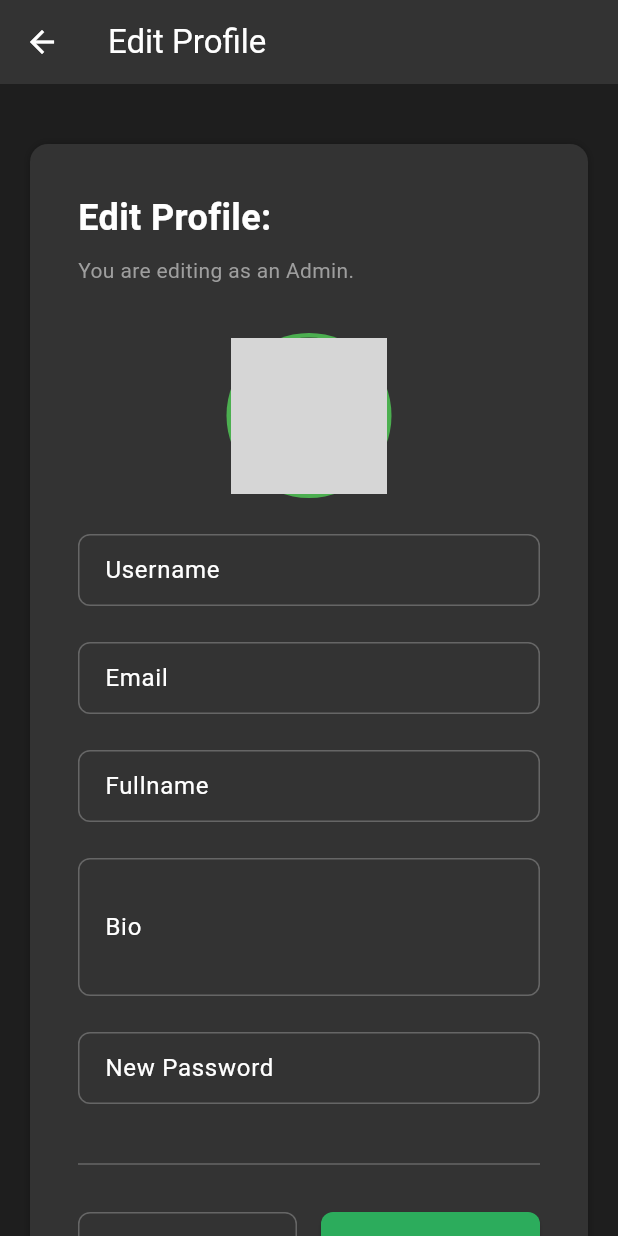
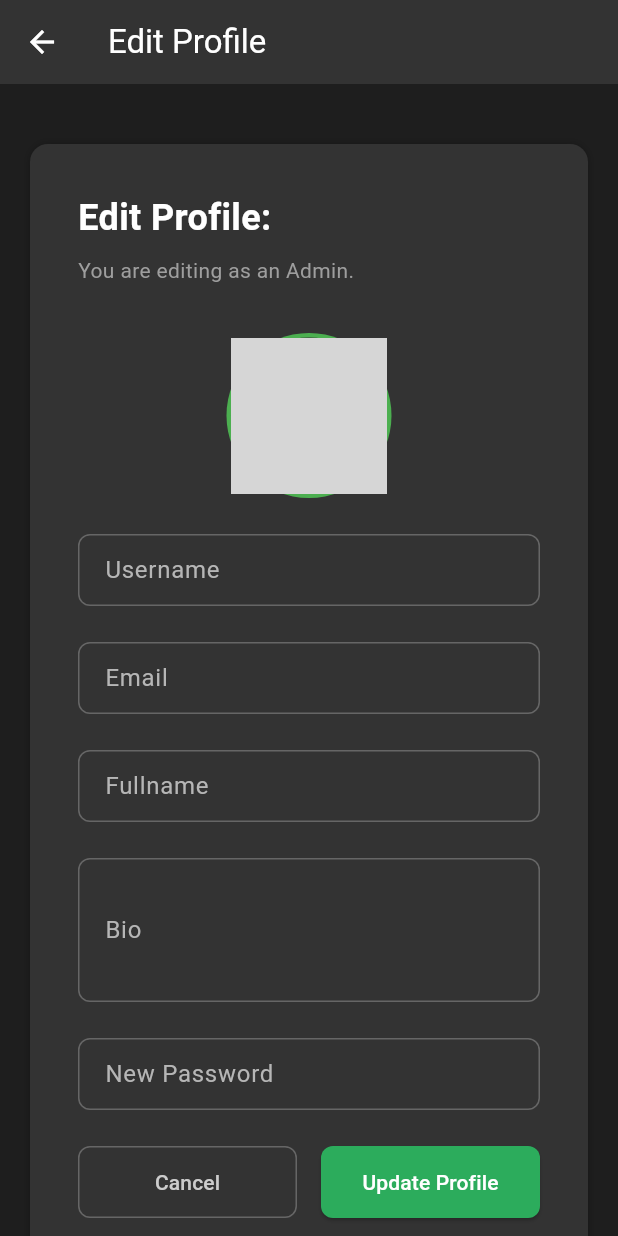
Before and after one commit to pbp-kelompok-a9/NobarPedia-mobile, a Flutter app: the AdminEditProfilePage screen opened directly with empty values, on a phone screen of 412 x 824 dp. Run offline on Flutter 3.47's test engine with Material 3 defaults, Android fonts, the phone set to English and light mode, and no system bars; missing offline and left inert: pbp_django_auth; network calls fail; grey boxes are pictures that could not be loaded.

Commit message:
modify admin edit profile page styling

```diff
--- a/lib/account/screens/admin_edit_profile_page.dart
+++ b/lib/account/screens/admin_edit_profile_page.dart
@@ -128,13 +128,12 @@ class _AdminEditProfilePageState extends State<AdminEditProfilePage> {
   InputDecoration _buildInputDecoration(String label) {
     return InputDecoration(
       labelText: label,
-      labelStyle: const TextStyle(color: Colors.white),
       filled: true,
-      fillColor: const Color(0xFF333333), // --Neutral-900
-      contentPadding: const EdgeInsets.symmetric(vertical: 10, horizontal: 14),
+      fillColor: const Color(0xFF333333),
+      contentPadding: const EdgeInsets.symmetric(vertical: 12, horizontal: 14),
       border: OutlineInputBorder(
         borderRadius: BorderRadius.circular(8),
-        borderSide: const BorderSide(color: Color(0xFF666666)), // --Neutral-700
+        borderSide: const BorderSide(color: Color(0xFF666666)),
       ),
       enabledBorder: OutlineInputBorder(
         borderRadius: BorderRadius.circular(8),
@@ -144,6 +143,12 @@ class _AdminEditProfilePageState extends State<AdminEditProfilePage> {
         borderRadius: BorderRadius.circular(8),
         borderSide: const BorderSide(color: Color(0xFF2CAC5C), width: 2),
       ),
+      hintStyle: const TextStyle(color: Colors.white70),
+      floatingLabelStyle: const TextStyle(
+        color: Color(0xFF2CAC5C),
+        fontSize: 18,
+      ),
+      labelStyle: const TextStyle(color: Color.fromARGB(255, 182, 182, 182)),
     );
   }
 
@@ -269,10 +274,7 @@ class _AdminEditProfilePageState extends State<AdminEditProfilePage> {
                       ),
                     ),
                   ),
-                  const SizedBox(height: 32),
 
-                  // Buttons
-                  const Divider(color: Color(0xFF666666)),
                   const SizedBox(height: 24),
 
                   Flex(
@@ -315,7 +317,7 @@ class _AdminEditProfilePageState extends State<AdminEditProfilePage> {
                                   height: 20,
                                   width: 20,
                                   child: CircularProgressIndicator(
-                                    color: Colors.white,
+                                    color: Color(0xFF2CAC5C),
                                     strokeWidth: 2,
                                   ),
                                 )
--- a/lib/account/screens/profile.dart
+++ b/lib/account/screens/profile.dart
@@ -39,7 +39,7 @@ class _ProfilePageState extends State<ProfilePage> {
         builder: (context, snapshot) {
           if (!snapshot.hasData) {
             return const Center(
-              child: CircularProgressIndicator(color: Colors.white),
+              child: CircularProgressIndicator(color: Color(0xFF2CAC5C)),
             );
           }
 
--- a/lib/join/screens/menu.dart
+++ b/lib/join/screens/menu.dart
@@ -182,7 +182,9 @@ class _JoinPageState extends State<JoinPage> {
               future: fetchJoin(request),
               builder: (context, AsyncSnapshot snapshot) {
                 if (snapshot.data == null) {
-                  return const Center(child: CircularProgressIndicator());
+                  return const Center(
+                    child: CircularProgressIndicator(color: Color(0xFF2CAC5C)),
+                  );
                 } else {
                   if (!snapshot.hasData) {
                     return Column(
```
Also changed, not shown: lib/account/screens/admin_account_page.dart (+5 -3 lines).
